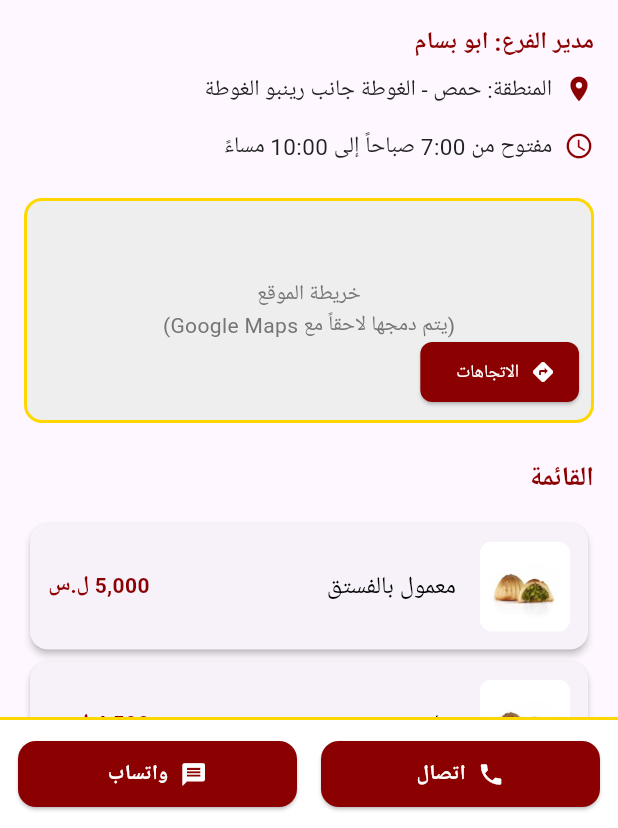
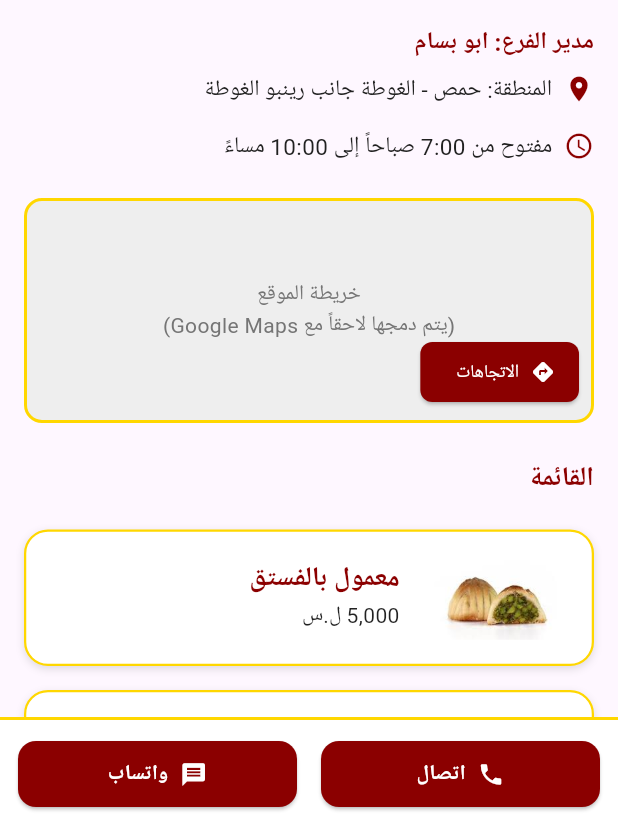
Before and after one commit to Ghaithmuhabni/ALMUHBANI_APP, a Flutter app: the screen it shows after launch, after a tap on "فرع الغوطة", on a phone screen of 412 x 824 dp, the part 408-1236 px from its top. Run offline on Flutter 3.47's test engine with Material 3 defaults, Android fonts, the phone set to English and light mode, and no system bars; our stand-ins replace firebase_auth; accounts and stored records are empty; network calls fail; Roboto replaces fonts that are missing (Amiri, Poppins).

Commit message:
redesign the card in branchs details page

```diff
--- a/lib/branch/branch_details.dart
+++ b/lib/branch/branch_details.dart
@@ -259,45 +259,50 @@ class BranchDetailsPage extends StatelessWidget {
 
     return Column(
       children: menu.map((item) {
-        return Card(
-          shape: RoundedRectangleBorder(
+        return Container(
+          margin: const EdgeInsets.symmetric(vertical: 8),
+          decoration: BoxDecoration(
+            color: Colors.white,
+            border: Border.all(color: Color(0xFFFFD700), width: 1.5),
+            borderRadius: BorderRadius.circular(16),
+            boxShadow: [
+              BoxShadow(
+                color: Colors.black12,
+                blurRadius: 4,
+                offset: Offset(0, 2),
+              ),
+            ],
+          ),
+          child: ListTile(
+            contentPadding: const EdgeInsets.symmetric(
+              horizontal: 12,
+              vertical: 8,
+            ),
+            leading: ClipRRect(
               borderRadius: BorderRadius.circular(12),
-          ),
-          elevation: 2,
-          child: Padding(
-            padding: const EdgeInsets.all(12.0),
-            child: Row(
-              children: [
-                ClipRRect(
-                  borderRadius: BorderRadius.circular(8),
               child: Image.asset(
                 item['image'],
-                    width: 60,
-                    height: 60,
+                width: 100,
+                height: 100,
                 fit: BoxFit.cover,
               ),
             ),
-                const SizedBox(width: 16),
-                Expanded(
-                  child: Text(
+            title: Text(
               item['name'],
               style: const TextStyle(
                 fontFamily: 'Amiri',
-                      fontSize: 16,
-                      color: Colors.black,
+                fontSize: 18,
+                fontWeight: FontWeight.bold,
+                color: Color(0xFF8B0000),
               ),
             ),
-                ),
-                Text(
+            subtitle: Text(
               '${item['price']} ل.س',
               style: const TextStyle(
                 fontFamily: 'Poppins',
                 fontSize: 14,
-                    fontWeight: FontWeight.bold,
-                    color: Color(0xFF8B0000),
+                color: Colors.black87,
               ),
-                ),
-              ],
             ),
           ),
         );
--- a/lib/branch/branchs_page.dart
+++ b/lib/branch/branchs_page.dart
@@ -1,4 +1,5 @@
 import 'package:flutter/material.dart';
+import 'package:flutter_application_1/auth/login_page.dart';
 import 'branch_details.dart';
 
 class Branch {
@@ -99,13 +100,20 @@ class _BranchesPageState extends State<BranchesPage> {
       body: Column(
         children: [
           // الشعار الكبير
-          Padding(
-            padding: const EdgeInsets.only(top: 40, bottom: 20),
-            child: Image.asset(
-              'images/logo.jpg',
-              height: 200,
-              fit: BoxFit.contain,
+          InkWell(
+            child: Padding(
+              padding: const EdgeInsets.only(top: 40, bottom: 20),
+              child: Image.asset(
+                'images/logo.jpg',
+                height: 200,
+                fit: BoxFit.contain,
+              ),
             ),
+            onLongPress: () {
+              Navigator.of(context).push(
+                MaterialPageRoute(builder: (_) => const LoginPage()),
+              ); // الانتقال إلى صفحة تسجيل الدخول عند الضغط المطول
+            },
           ),
 
           // شريط البحث
--- a/pubspec.yaml
+++ b/pubspec.yaml
@@ -35,6 +35,8 @@ dependencies:
   # Use with the CupertinoIcons class for iOS style icons.
   cupertino_icons: ^1.0.8
   flutter_launcher_icons: ^0.14.4
+  firebase_auth: ^6.0.0
+  firebase_core: ^4.0.0
 
 dev_dependencies:
   flutter_test:
```
Also changed, not shown: lib/auth/login_page.dart (+116 -0 lines), pubspec.lock. Lines whose indentation alone changed are shown as unchanged.
